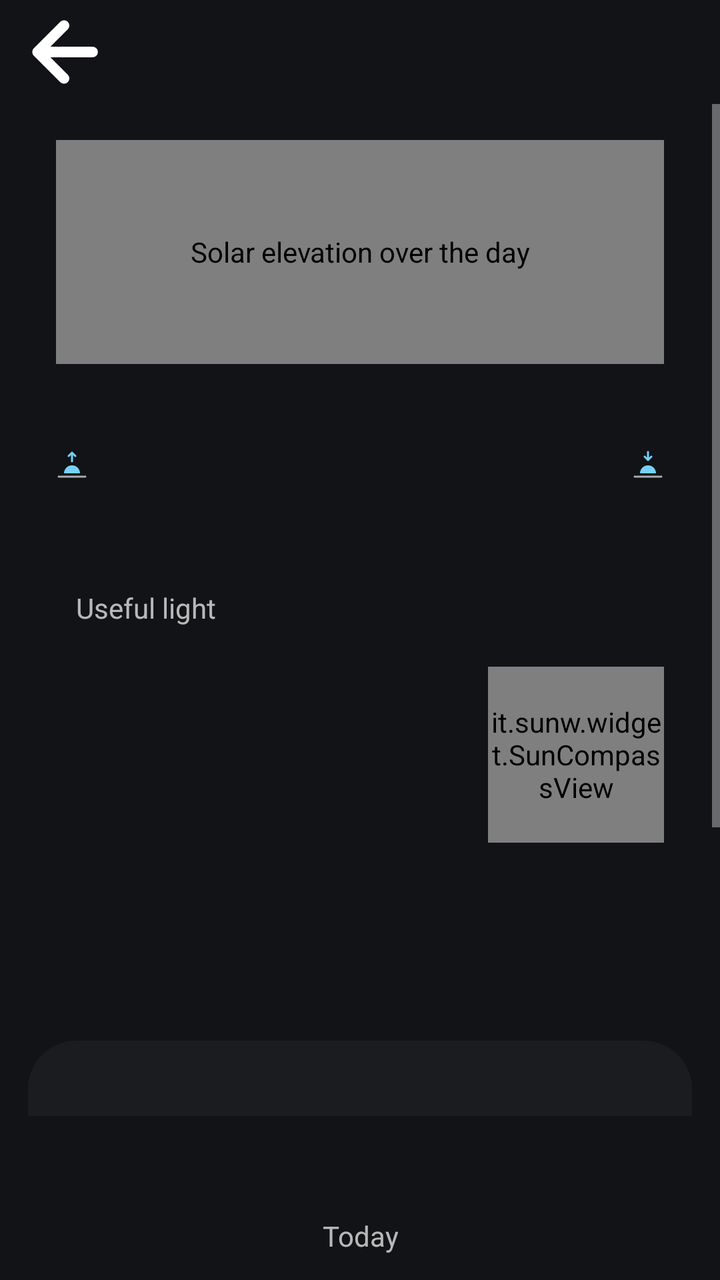
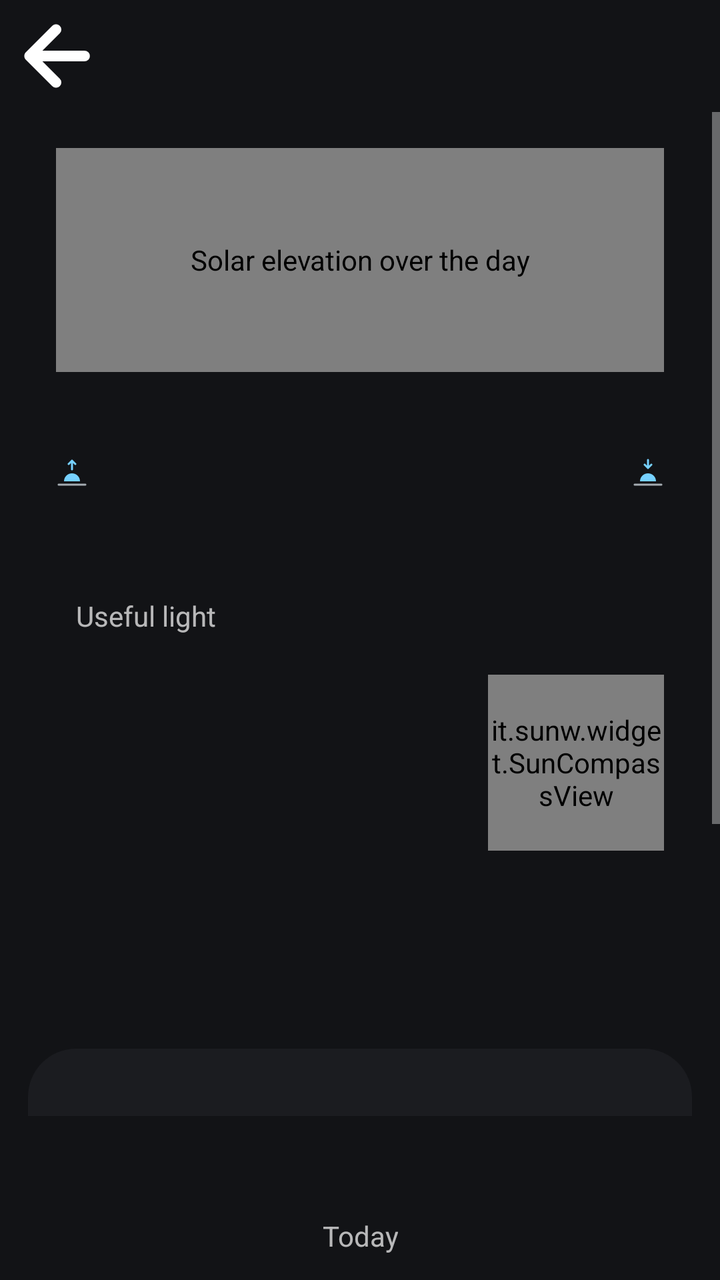

Screens rendered from an Android XML layout before and after an edit, with the pre-edit source and the edit as a unified diff.
<!-- AndroidManifest.xml: application theme Theme.SunW -->
<!-- res/layout/activity_sun_moon.xml -->
<?xml version="1.0" encoding="utf-8"?>
<LinearLayout xmlns:android="http://schemas.android.com/apk/res/android"
    android:layout_width="match_parent"
    android:layout_height="match_parent"
    android:fitsSystemWindows="true"
    android:orientation="vertical">

        <LinearLayout
            android:id="@+id/sm_header"
            android:layout_width="match_parent"
            android:layout_height="52dp"
            android:gravity="center_vertical"
            android:orientation="horizontal"
            android:paddingStart="8dp"
            android:paddingEnd="12dp">

            <ImageButton
                android:id="@+id/sm_back"
                android:layout_width="48dp"
                android:layout_height="48dp"
                android:background="?android:attr/selectableItemBackgroundBorderless"
                android:contentDescription="@string/sm_back"
                android:src="@drawable/ic_arrow_back" />

            
            <LinearLayout
                android:id="@+id/sm_date"
                android:layout_width="0dp"
                android:layout_height="match_parent"
                android:layout_marginStart="4dp"
                android:layout_weight="1"
                android:background="?android:attr/selectableItemBackground"
                android:gravity="center_vertical"
                android:orientation="vertical"
                android:paddingHorizontal="4dp">

                <TextView
                    android:id="@+id/sm_title"
                    android:layout_width="wrap_content"
                    android:layout_height="wrap_content"
                    android:ellipsize="end"
                    android:fontFamily="sans-serif-light"
                    android:includeFontPadding="false"
                    android:maxLines="1"
                    android:textSize="19sp" />

                <TextView
                    android:id="@+id/sm_subtitle"
                    android:layout_width="wrap_content"
                    android:layout_height="wrap_content"
                    android:ellipsize="end"
                    android:maxLines="1"
                    android:textSize="12sp" />
            </LinearLayout>
        </LinearLayout>

        <ScrollView
            android:id="@+id/sm_page"
            android:layout_width="match_parent"
            android:layout_height="0dp"
            android:layout_weight="1">

        <LinearLayout
            android:layout_width="match_parent"
            android:layout_height="wrap_content"
            android:orientation="vertical"
            android:paddingBottom="12dp">

        
        <LinearLayout
            android:id="@+id/sm_content"
            android:layout_width="match_parent"
            android:layout_height="wrap_content"
            android:orientation="vertical">

            <LinearLayout
                android:id="@+id/sm_sun_card"
                android:layout_width="match_parent"
                android:layout_height="wrap_content"
                android:layout_marginHorizontal="14dp"
                android:layout_marginTop="4dp"
                android:orientation="vertical"
                android:paddingHorizontal="14dp"
                android:paddingTop="14dp"
                android:paddingBottom="14dp">

                <it.sunw.widget.SunPathView
                    android:id="@+id/sm_curve"
                    android:layout_width="match_parent"
                    android:layout_height="112dp"
                    android:contentDescription="@string/curve_description" />

                <TextView
                    android:id="@+id/sm_cursor"
                    android:layout_width="match_parent"
                    android:layout_height="wrap_content"
                    android:layout_marginTop="4dp"
                    android:gravity="center_horizontal"
                    android:maxLines="1"
                    android:textSize="12.5sp" />

                <LinearLayout
                    android:layout_width="match_parent"
                    android:layout_height="wrap_content"
                    android:layout_marginTop="6dp"
                    android:gravity="center_vertical"
                    android:orientation="horizontal">

                    <LinearLayout
                        android:layout_width="wrap_content"
                        android:layout_height="wrap_content"
                        android:orientation="vertical">

                        <TextView
                            android:id="@+id/sm_sunrise"
                            android:layout_width="wrap_content"
                            android:layout_height="wrap_content"
                            android:drawableStart="@drawable/ic_sunrise"
                            android:drawablePadding="4dp"
                            android:fontFamily="sans-serif-light"
                            android:includeFontPadding="false"
                            android:maxLines="1"
                            android:textSize="40sp" />

                        <TextView
                            android:id="@+id/sm_rise_az"
                            android:layout_width="wrap_content"
                            android:layout_height="wrap_content"
                            android:layout_marginTop="2dp"
                            android:paddingStart="20dp"
                            android:textSize="12sp" />
                    </LinearLayout>

                    <LinearLayout
                        android:layout_width="0dp"
                        android:layout_height="wrap_content"
                        android:layout_weight="1"
                        android:gravity="center_horizontal"
                        android:orientation="vertical">

                        <TextView
                            android:id="@+id/sm_length"
                            android:layout_width="wrap_content"
                            android:layout_height="wrap_content"
                            android:maxLines="1"
                            android:textSize="15sp" />

                        <TextView
                            android:id="@+id/sm_delta"
                            android:layout_width="wrap_content"
                            android:layout_height="wrap_content"
                            android:maxLines="1"
                            android:textSize="13sp" />
                    </LinearLayout>

                    <LinearLayout
                        android:layout_width="wrap_content"
                        android:layout_height="wrap_content"
                        android:gravity="end"
                        android:orientation="vertical">

                        <TextView
                            android:id="@+id/sm_sunset"
                            android:layout_width="wrap_content"
                            android:layout_height="wrap_content"
                            android:drawableEnd="@drawable/ic_sunset"
                            android:drawablePadding="4dp"
                            android:fontFamily="sans-serif-light"
                            android:includeFontPadding="false"
                            android:maxLines="1"
                            android:textSize="40sp" />

                        <TextView
                            android:id="@+id/sm_set_az"
                            android:layout_width="wrap_content"
                            android:layout_height="wrap_content"
                            android:layout_marginTop="2dp"
                            android:paddingEnd="20dp"
                            android:textSize="12sp" />
                    </LinearLayout>
                </LinearLayout>

                <LinearLayout
                    android:id="@+id/sm_useful_box"
                    android:layout_width="match_parent"
                    android:layout_height="wrap_content"
                    android:layout_marginTop="12dp"
                    android:orientation="horizontal"
                    android:paddingHorizontal="10dp"
                    android:paddingVertical="8dp">

                    <TextView
                        android:id="@+id/sm_useful_label"
                        android:layout_width="0dp"
                        android:layout_height="wrap_content"
                        android:layout_weight="1"
                        android:text="@string/sm_useful"
                        android:textSize="14sp" />

                    <TextView
                        android:id="@+id/sm_useful"
                        android:layout_width="wrap_content"
                        android:layout_height="wrap_content"
                        android:textSize="14sp" />
                </LinearLayout>

                <LinearLayout
                    android:layout_width="match_parent"
                    android:layout_height="wrap_content"
                    android:layout_marginTop="12dp"
                    android:gravity="center_vertical"
                    android:orientation="horizontal">

                    
                    <LinearLayout
                        android:id="@+id/sm_twilights"
                        android:layout_width="0dp"
                        android:layout_height="wrap_content"
                        android:layout_weight="1"
                        android:orientation="vertical" />

                    <it.sunw.widget.SunCompassView
                        android:id="@+id/sm_compass"
                        android:layout_width="88dp"
                        android:layout_height="88dp"
                        android:layout_marginStart="10dp" />
                </LinearLayout>

                <LinearLayout
                    android:layout_width="match_parent"
                    android:layout_height="wrap_content"
                    android:layout_marginTop="12dp"
                    android:orientation="horizontal">

                    <TextView
                        android:id="@+id/sm_morning"
                        android:layout_width="0dp"
                        android:layout_height="wrap_content"
                        android:layout_marginEnd="4dp"
                        android:layout_weight="1"
                        android:lineSpacingExtra="3dp"
                        android:paddingHorizontal="10dp"
                        android:paddingVertical="8dp"
                        android:textSize="13sp" />

                    <TextView
                        android:id="@+id/sm_evening"
                        android:layout_width="0dp"
                        android:layout_height="wrap_content"
                        android:layout_marginStart="4dp"
                        android:layout_weight="1"
                        android:lineSpacingExtra="3dp"
                        android:paddingHorizontal="10dp"
                        android:paddingVertical="8dp"
                        android:textSize="13sp" />
                </LinearLayout>

                <TextView
                    android:id="@+id/sm_compare"
                    android:layout_width="match_parent"
                    android:layout_height="wrap_content"
                    android:layout_marginTop="10dp"
                    android:gravity="center_horizontal"
                    android:textSize="12.5sp" />
            </LinearLayout>

            <LinearLayout
                android:id="@+id/sm_moon_card"
                android:layout_width="match_parent"
                android:layout_height="wrap_content"
                android:layout_marginHorizontal="14dp"
                android:layout_marginTop="12dp"
                android:background="@drawable/card_background"
                android:gravity="center_vertical"
                android:orientation="horizontal"
                android:paddingHorizontal="18dp"
                android:paddingVertical="12dp">

                <ImageView
                    android:id="@+id/sm_moon_image"
                    android:layout_width="64dp"
                    android:layout_height="64dp"
                    android:layout_marginEnd="18dp"
                    android:importantForAccessibility="no" />

                <LinearLayout
                    android:layout_width="0dp"
                    android:layout_height="wrap_content"
                    android:layout_weight="1"
                    android:orientation="vertical">

                    <LinearLayout
                        android:layout_width="wrap_content"
                        android:layout_height="wrap_content"
                        android:baselineAligned="true"
                        android:orientation="horizontal">

                        <TextView
                            android:id="@+id/sm_moon_pct"
                            android:layout_width="wrap_content"
                            android:layout_height="wrap_content"
                            android:fontFamily="sans-serif-light"
                            android:includeFontPadding="false"
                            android:textSize="34sp" />

                        <TextView
                            android:id="@+id/sm_moon_name"
                            android:layout_width="wrap_content"
                            android:layout_height="wrap_content"
                            android:layout_marginStart="10dp"
                            android:maxLines="1"
                            android:textSize="15sp" />
                    </LinearLayout>

                    <TextView
                        android:id="@+id/sm_moon_times"
                        android:layout_width="wrap_content"
                        android:layout_height="wrap_content"
                        android:layout_marginTop="4dp"
                        android:textSize="17sp" />

                    <TextView
                        android:id="@+id/sm_moon_next"
                        android:layout_width="match_parent"
                        android:layout_height="wrap_content"
                        android:layout_marginTop="6dp"
                        android:maxLines="1"
                        android:textSize="11.5sp" />
                </LinearLayout>
            </LinearLayout>
        </LinearLayout>

        <it.sunw.widget.YearStripView
            android:id="@+id/sm_year"
            android:layout_width="match_parent"
            android:layout_height="64dp"
            android:layout_marginHorizontal="22dp"
            android:layout_marginTop="16dp"
            android:contentDescription="@string/sm_year_description" />

        <TextView
            android:id="@+id/sm_next_event"
            android:layout_width="match_parent"
            android:layout_height="wrap_content"
            android:layout_marginHorizontal="22dp"
            android:layout_marginTop="4dp"
            android:textSize="12.5sp" />

        <LinearLayout
            android:id="@+id/sm_tabs"
            android:layout_width="match_parent"
            android:layout_height="wrap_content"
            android:layout_marginHorizontal="10dp"
            android:layout_marginTop="14dp"
            android:orientation="horizontal" />

        </LinearLayout>
        </ScrollView>

        
        <LinearLayout
            android:id="@+id/sm_bottom"
            android:layout_width="match_parent"
            android:layout_height="wrap_content"
            android:orientation="vertical"
            android:paddingBottom="4dp">

        <SeekBar
            android:id="@+id/sm_slider"
            android:layout_width="match_parent"
            android:layout_height="40dp"
            android:layout_marginHorizontal="10dp"
            android:layout_marginTop="2dp"
            android:contentDescription="@string/sm_slider_hint" />

        <LinearLayout
            android:layout_width="match_parent"
            android:layout_height="wrap_content"
            android:layout_marginHorizontal="22dp"
            android:gravity="center_vertical"
            android:orientation="horizontal">

            <TextView
                android:id="@+id/sm_min"
                android:layout_width="0dp"
                android:layout_height="wrap_content"
                android:layout_weight="1"
                android:textSize="11sp" />

            <TextView
                android:id="@+id/sm_today"
                android:layout_width="wrap_content"
                android:layout_height="36dp"
                android:background="?android:attr/selectableItemBackground"
                android:gravity="center"
                android:paddingHorizontal="12dp"
                android:text="@string/sm_today"
                android:textSize="14sp" />

            <TextView
                android:id="@+id/sm_max"
                android:layout_width="0dp"
                android:layout_height="wrap_content"
                android:layout_weight="1"
                android:gravity="end"
                android:textSize="11sp" />
        </LinearLayout>
        </LinearLayout>
</LinearLayout>
<!-- resources referenced by this layout -->
<resources>
  <!-- drawable card_background (drawable) -->
  <?xml version="1.0" encoding="utf-8"?>
  <shape xmlns:android="http://schemas.android.com/apk/res/android" android:shape="rectangle">
      <corners android:radius="24dp" />
      <solid android:color="#FF1B1C20" />
  </shape>
  <!-- drawable ic_arrow_back (drawable) -->
  <?xml version="1.0" encoding="utf-8"?>
  <vector xmlns:android="http://schemas.android.com/apk/res/android"
      android:width="24dp"
      android:height="24dp"
      android:viewportWidth="960"
      android:viewportHeight="960">
      <group android:translateY="960">
          <path
              android:fillColor="#FFFFFFFF"
              android:pathData="m344.09-427 173.95 173.96q15.96 15.95 15.74 37.61-.21 21.65-16.17 37.6-15.96 14.96-37.61 15.18-21.65.22-37.61-15.74l-264-264q-7.69-7.7-11.61-17.52-3.91-9.83-3.91-20.09t3.91-20.09q3.92-9.82 11.61-17.52l264.57-264.56q15.52-15.53 37.11-15.53 21.58 0 37.54 15.53 15.96 15.95 15.96 37.82t-15.96 37.83L344.09-533h422.13q22.08 0 37.54 15.46 15.46 15.45 15.46 37.54t-15.46 37.54Q788.3-427 766.22-427H344.09Z" />
      </group>
  </vector>
  <!-- drawable ic_sunrise (drawable) -->
  <?xml version="1.0" encoding="utf-8"?>
  <vector xmlns:android="http://schemas.android.com/apk/res/android"
      android:width="16dp"
      android:height="16dp"
      android:viewportWidth="24"
      android:viewportHeight="24">
      <path
          android:fillColor="@color/widget_accent"
          android:pathData="M6,18a6,6 0,0 1,12 0z" />
      <path
          android:strokeColor="@color/widget_text_secondary"
          android:strokeWidth="1.5"
          android:strokeLineCap="round"
          android:pathData="M2,20.5h20" />
      <path
          android:strokeColor="@color/widget_accent"
          android:strokeWidth="1.5"
          android:strokeLineCap="round"
          android:strokeLineJoin="round"
          android:pathData="M12,9V2.5M9.5,5 L12,2.5 14.5,5" />
  </vector>
  <!-- drawable ic_sunset (drawable) -->
  <?xml version="1.0" encoding="utf-8"?>
  <vector xmlns:android="http://schemas.android.com/apk/res/android"
      android:width="16dp"
      android:height="16dp"
      android:viewportWidth="24"
      android:viewportHeight="24">
      <path
          android:fillColor="@color/widget_accent"
          android:pathData="M6,18a6,6 0,0 1,12 0z" />
      <path
          android:strokeColor="@color/widget_text_secondary"
          android:strokeWidth="1.5"
          android:strokeLineCap="round"
          android:pathData="M2,20.5h20" />
      <path
          android:strokeColor="@color/widget_accent"
          android:strokeWidth="1.5"
          android:strokeLineCap="round"
          android:strokeLineJoin="round"
          android:pathData="M12,2V8M9.5,5.5 L12,8 14.5,5.5" />
  </vector>
  <string name="curve_description">Solar elevation over the day</string>
  <string name="sm_back">Back</string>
  <string name="sm_slider_hint">Drag to move through the year</string>
  <string name="sm_today">Today</string>
  <string name="sm_useful">Useful light</string>
  <string name="sm_year_description">Day length over the year; touch to pick a date</string>
  <style name="Theme.SunW" parent="android:Theme.Material.NoActionBar">
          <item name="android:colorAccent">#FFB547</item>
          <item name="android:windowBackground">@color/page_background</item>
          <item name="android:windowAnimationStyle">@style/PageTransitions</item>
      </style>
  <color name="widget_accent">#FFB547</color>
  <color name="widget_text_secondary">#A8A6A1</color>
  <color name="page_background">#121316</color>
  <style name="PageTransitions" parent="@android:style/Animation.Activity">
          <item name="android:activityOpenEnterAnimation">@anim/page_open_enter</item>
          <item name="android:activityOpenExitAnimation">@anim/page_open_exit</item>
          <item name="android:activityCloseEnterAnimation">@anim/page_close_enter</item>
          <item name="android:activityCloseExitAnimation">@anim/page_close_exit</item>
      </style>
</resources>

<!-- the commit's change to res/layout/activity_sun_moon.xml (unified diff, before → after) -->
@@ -5,13 +5,14 @@
     android:fitsSystemWindows="true"
     android:orientation="vertical">
 
+        
         <LinearLayout
             android:id="@+id/sm_header"
             android:layout_width="match_parent"
-            android:layout_height="52dp"
+            android:layout_height="56dp"
             android:gravity="center_vertical"
             android:orientation="horizontal"
-            android:paddingStart="8dp"
+            android:paddingStart="4dp"
             android:paddingEnd="12dp">
 
             <ImageButton
@@ -22,36 +23,29 @@
                 android:contentDescription="@string/sm_back"
                 android:src="@drawable/ic_arrow_back" />
 
-            
-            <LinearLayout
+            <TextView
+                android:id="@+id/sm_place"
+                android:layout_width="wrap_content"
+                android:layout_height="wrap_content"
+                android:layout_marginStart="4dp"
+                android:ellipsize="end"
+                android:fontFamily="sans-serif-light"
+                android:maxLines="1"
+                android:textSize="28sp"
+                android:translationY="-4dp" />
+
+            <TextView
                 android:id="@+id/sm_date"
                 android:layout_width="0dp"
                 android:layout_height="match_parent"
-                android:layout_marginStart="4dp"
+                android:layout_marginStart="8dp"
                 android:layout_weight="1"
                 android:background="?android:attr/selectableItemBackground"
-                android:gravity="center_vertical"
-                android:orientation="vertical"
-                android:paddingHorizontal="4dp">
-
-                <TextView
-                    android:id="@+id/sm_title"
-                    android:layout_width="wrap_content"
-                    android:layout_height="wrap_content"
-                    android:ellipsize="end"
-                    android:fontFamily="sans-serif-light"
-                    android:includeFontPadding="false"
-                    android:maxLines="1"
-                    android:textSize="19sp" />
-
-                <TextView
-                    android:id="@+id/sm_subtitle"
-                    android:layout_width="wrap_content"
-                    android:layout_height="wrap_content"
-                    android:ellipsize="end"
-                    android:maxLines="1"
-                    android:textSize="12sp" />
-            </LinearLayout>
+                android:gravity="end|center_vertical"
+                android:maxLines="1"
+                android:paddingHorizontal="4dp"
+                android:textSize="17sp"
+                android:translationY="-3dp" />
         </LinearLayout>
 
         <ScrollView
